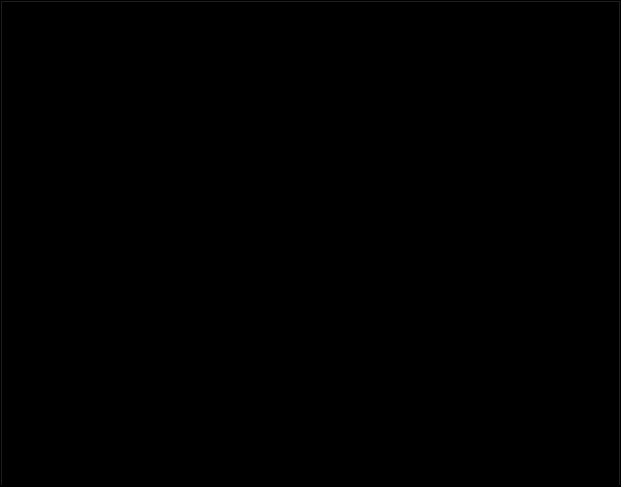
Above: apps/settings/MainPage.ui from OpenFairWind/fairwindplusplus before the change. Below: the same form after it.
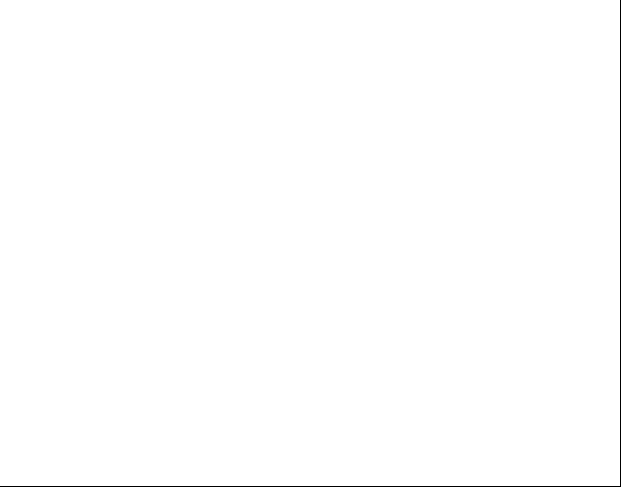
That is the form after the change.

Commit message: New setting icon and UI fix

What changed in the file:
```diff
--- a/apps/settings/MainPage.ui
+++ b/apps/settings/MainPage.ui
@@ -33,7 +33,7 @@
    <item row="0" column="0">
     <widget class="QTabWidget" name="tabWidget">
      <property name="styleSheet">
-      <string notr="true"/>
+      <string notr="true">background-color: rgba(255, 255, 255, 0);</string>
      </property>
      <property name="currentIndex">
       <number>-1</number>
```
The commit also changes 4 other files.
